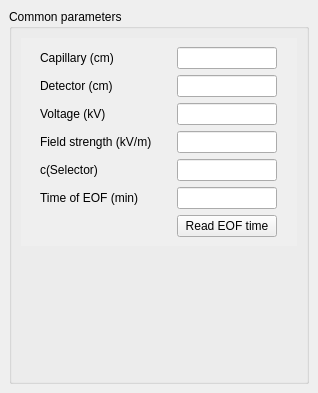
The window that src/gui/commonparameterswidget.ui (echmet/CEval) describes before a commit, drawn with Qt 5.
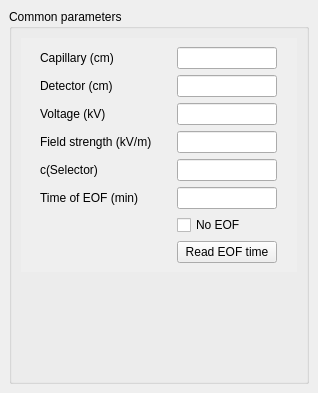
The same window after the commit. Custom widgets are drawn as their Qt base class.

```diff
--- a/src/gui/commonparameterswidget.ui
+++ b/src/gui/commonparameterswidget.ui
@@ -105,8 +105,8 @@
           <rect>
            <x>0</x>
            <y>0</y>
-           <width>278</width>
-           <height>282</height>
+           <width>258</width>
+           <height>310</height>
           </rect>
          </property>
          <property name="sizePolicy">
@@ -337,7 +337,7 @@
               </property>
              </widget>
             </item>
-            <item row="6" column="1">
+            <item row="7" column="1">
              <widget class="QPushButton" name="qpb_readEof">
               <property name="sizePolicy">
                <sizepolicy hsizetype="Preferred" vsizetype="Fixed">
@@ -353,6 +353,13 @@
               </property>
              </widget>
             </item>
+            <item row="6" column="1">
+             <widget class="QMappedCheckBox" name="qcb_noEof">
+              <property name="text">
+               <string>No EOF</string>
+              </property>
+             </widget>
+            </item>
            </layout>
           </item>
          </layout>
@@ -383,6 +390,11 @@
    <extends>QLineEdit</extends>
    <header>src/gui/common/floatingvaluelineedit.h</header>
   </customwidget>
+  <customwidget>
+   <class>QMappedCheckBox</class>
+   <extends>QCheckBox</extends>
+   <header>src/gui/common/qmappedcheckbox.h</header>
+  </customwidget>
  </customwidgets>
  <tabstops>
   <tabstop>qle_capillary</tabstop>
```
